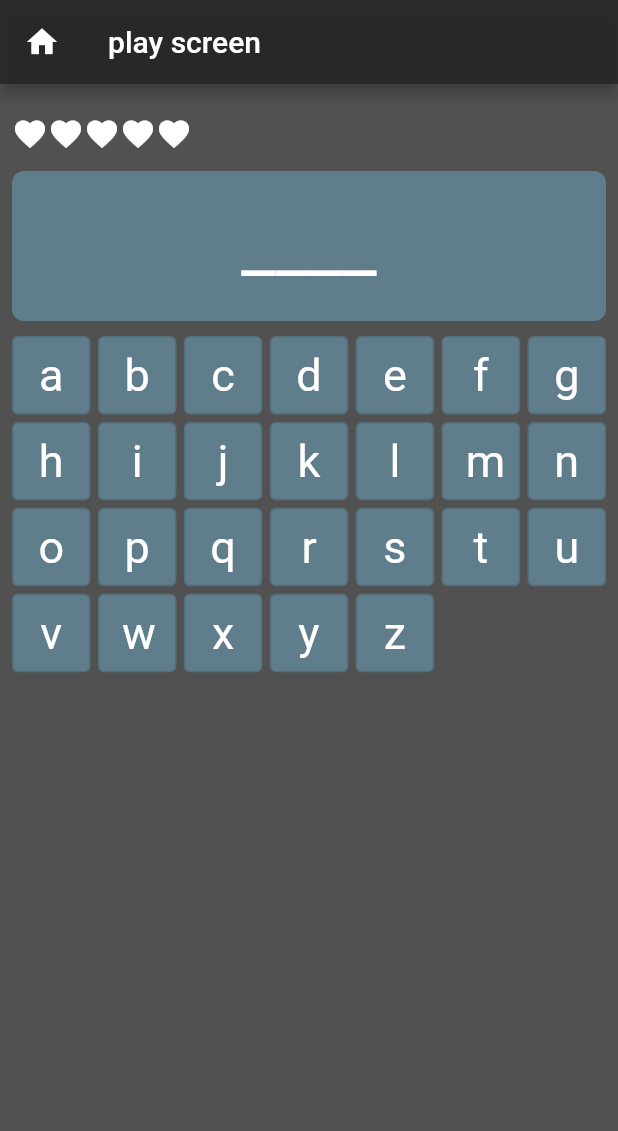
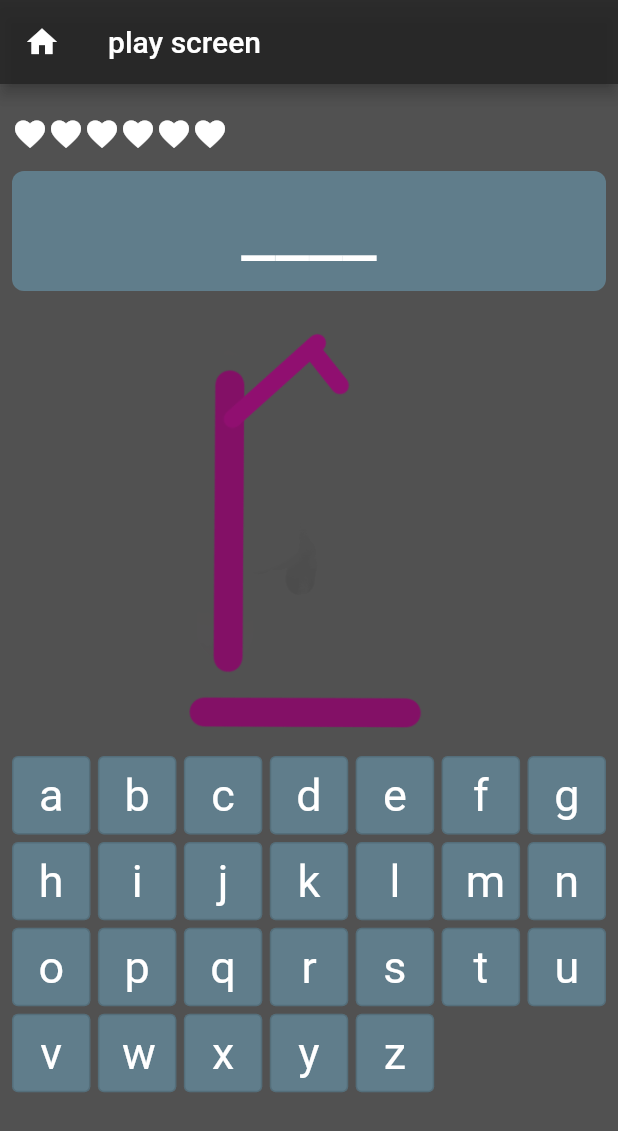
Before and after one commit to NeatKYU/Kangman, a Flutter app: the GameOverScreen screen opened by its route, after a tap on "retry", on a phone screen of 412 x 824 dp. Shown: the top 1131 px of the screen. Run offline on Flutter 3.47's test engine with Material 2 defaults, Android fonts, the phone set to English and light mode, and no system bars; drawn by our look-alikes of extended_image; our stand-ins replace go_router.

Commit message:
✨ 목숨에 따른 행맨 이미지 변경 로직 추가

```diff
--- a/lib/providers/gm_provider.dart
+++ b/lib/providers/gm_provider.dart
@@ -2,12 +2,12 @@ import 'package:flutter/material.dart';
 
 class GmProvider extends ChangeNotifier {
   List<String> _wordList = [];
-  int _helthCount = 5;
+  int _helthCount = 6;
   String _quizWord = '';
 
   void initData() {
     _wordList = [];
-    _helthCount = 5;
+    _helthCount = 6;
     _quizWord = 'test';
   }
 
--- a/lib/screens/play_screen.dart
+++ b/lib/screens/play_screen.dart
@@ -1,3 +1,4 @@
+import 'package:extended_image/extended_image.dart';
 import 'package:flutter/material.dart';
 import 'package:go_router/go_router.dart';
 import 'package:kangman/providers/gm_provider.dart';
@@ -38,6 +39,8 @@ class PlayScreen extends StatelessWidget {
       'y',
       'z'
     ];
+    int _helthCount = context.read<GmProvider>().helthCount;
+
     return Scaffold(
         appBar: AppBar(
           title: Text('play screen'),
@@ -69,10 +72,6 @@ class PlayScreen extends StatelessWidget {
                   ),
                 ),
               ),
-              // 행맨 그림 위치
-              Container(
-                color: Colors.blueGrey,
-              ),
 
               // 단어 위치
               Container(
@@ -81,11 +80,33 @@ class PlayScreen extends StatelessWidget {
                   color: Colors.blueGrey,
                 ),
                 width: double.infinity,
-                height: 100,
+                height: 80,
                 child: Word(word: 'test'),
               ),
               const SizedBox(
                 height: 10,
+              ),
+              // 행맨 그림 위치
+              SizedBox(
+                width: double.infinity,
+                height: 300,
+                child: Center(
+                  child: Stack(
+                    children: [
+                      ExtendedImage.asset('assets/img/hang.png'),
+                      if (_helthCount <= 5)
+                        ExtendedImage.asset('assets/img/head.png'),
+                      if (_helthCount <= 4)
+                        ExtendedImage.asset('assets/img/body.png'),
+                      if (_helthCount <= 3)
+                        ExtendedImage.asset('assets/img/leftArm.png'),
+                      if (_helthCount <= 2)
+                        ExtendedImage.asset('assets/img/rightArm.png'),
+                      if (_helthCount <= 1)
+                        ExtendedImage.asset('assets/img/leftFoot.png'),
+                    ],
+                  ),
+                ),
               ),
               // 알파벳 위치
               Expanded(
```
